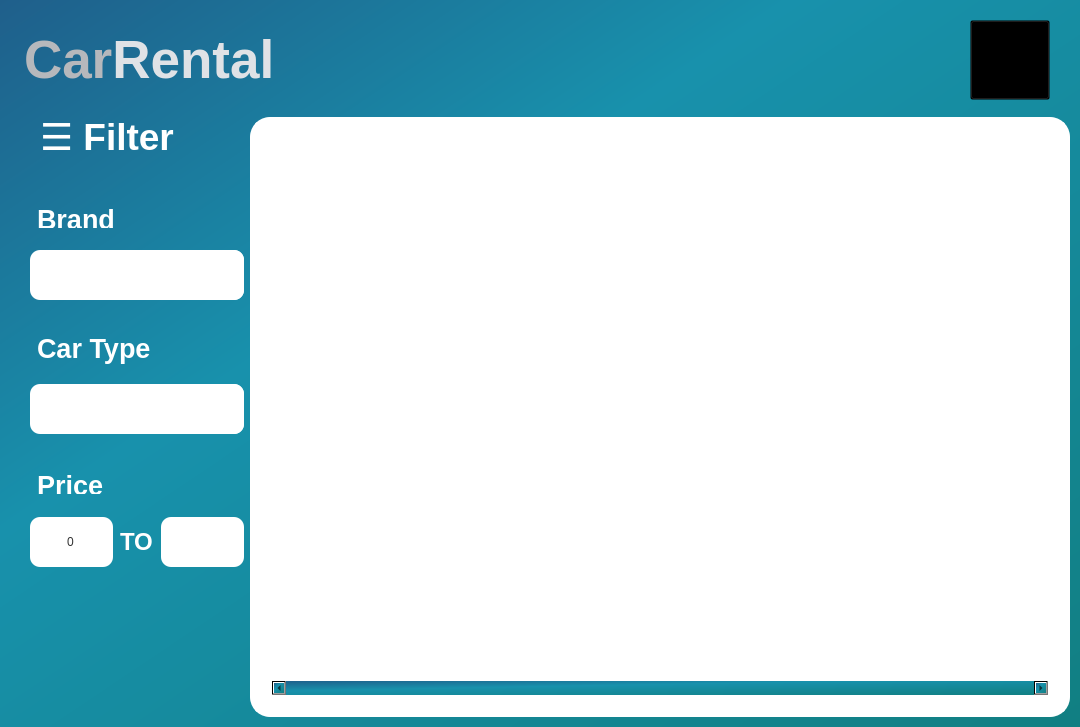
Qt form ui_form/catalog_page.ui (Eggceptional14/CanRentalApp) before a commit.
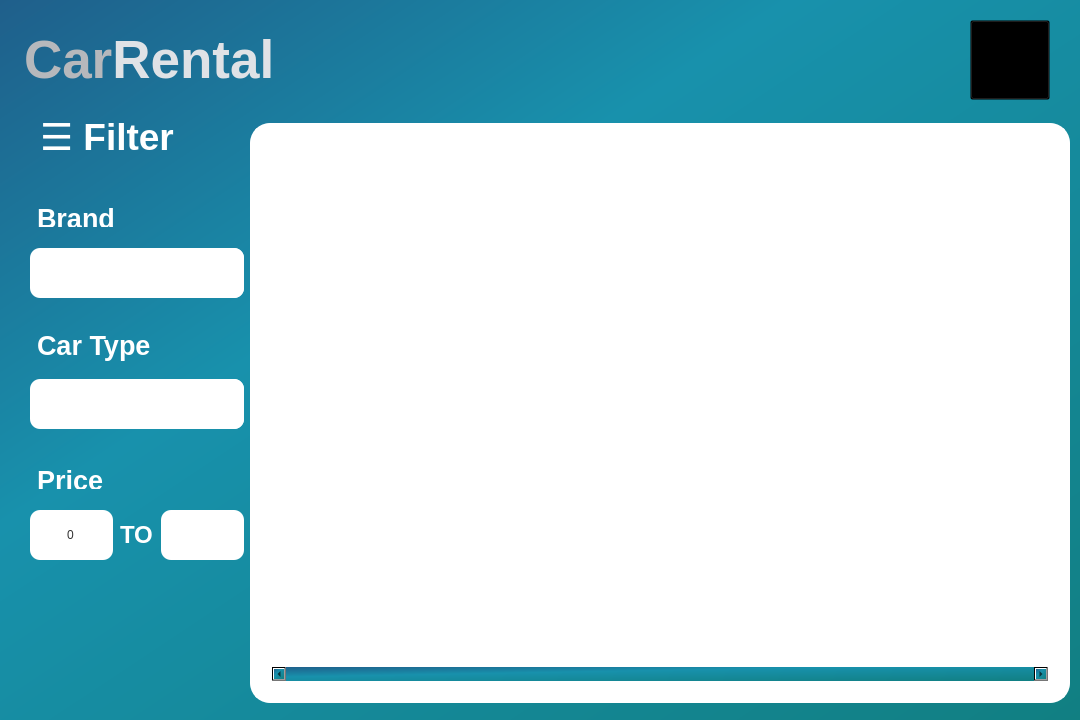
The same form after that commit. Icons and pictures are not drawn.

Patch:
```diff
--- a/ui_form/catalog_page.ui
+++ b/ui_form/catalog_page.ui
@@ -411,13 +411,13 @@
          <property name="minimumSize">
           <size>
            <width>820</width>
-           <height>600</height>
+           <height>580</height>
           </size>
          </property>
          <property name="maximumSize">
           <size>
            <width>820</width>
-           <height>600</height>
+           <height>580</height>
           </size>
          </property>
          <property name="styleSheet">
```
